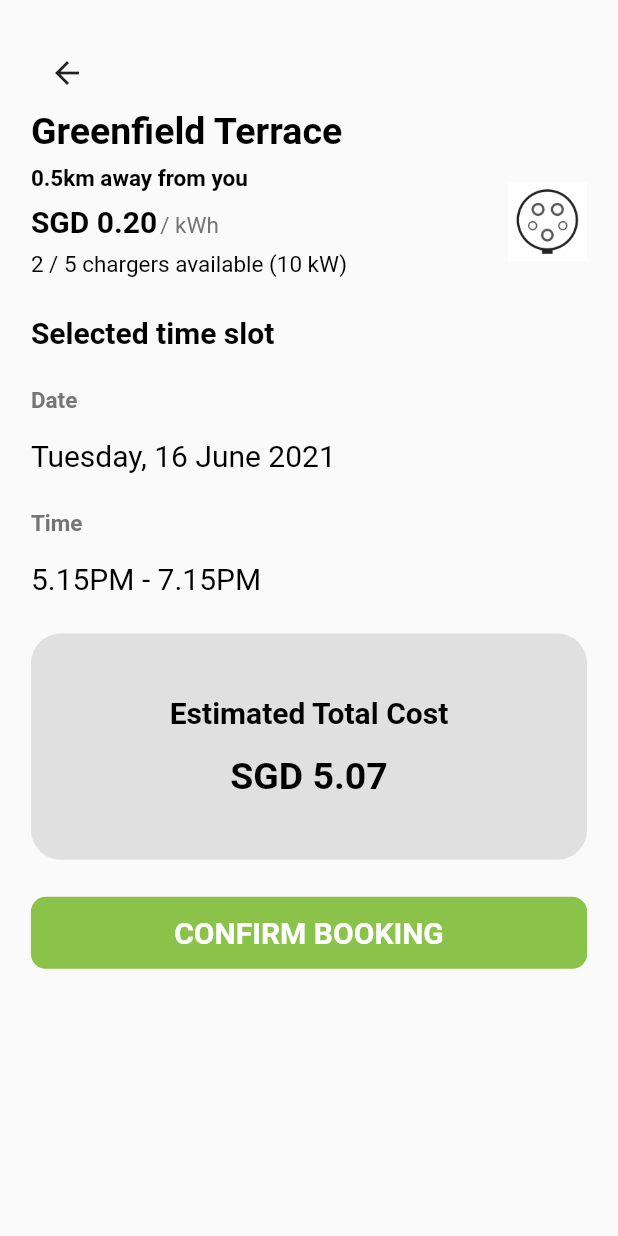
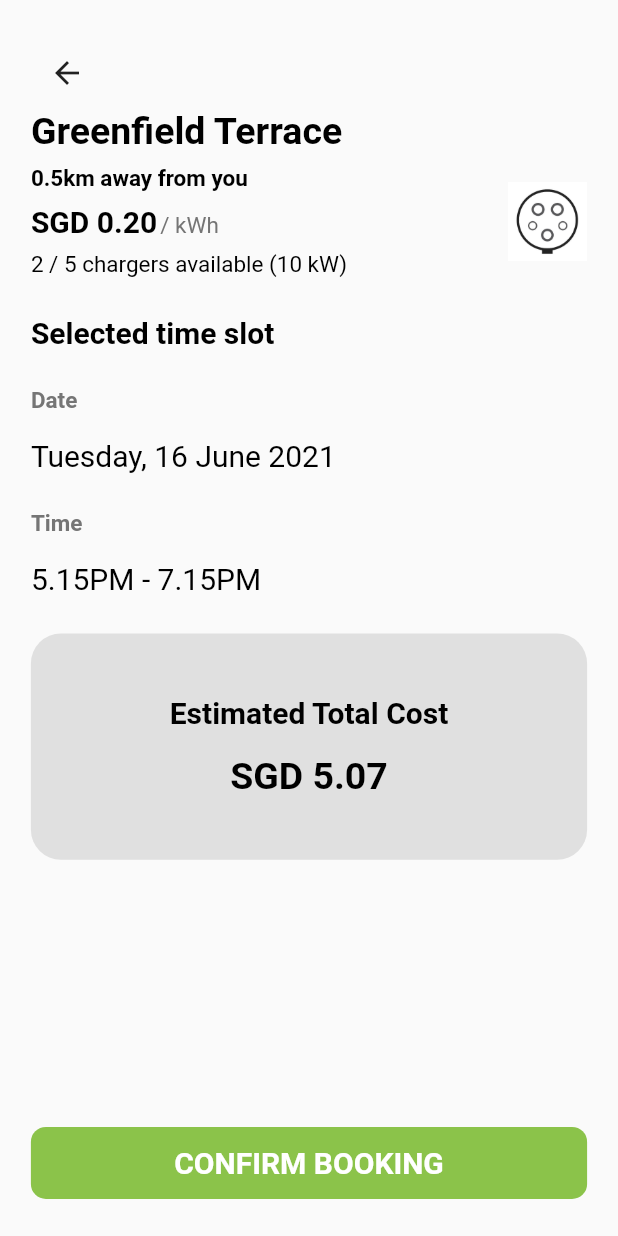
Before and after one commit to xRossKoh/chargEV, a Flutter app: the ConfirmBooking screen opened directly, on a phone screen of 412 x 824 dp. Run offline on Flutter 3.47's test engine with Material 2 defaults, Android fonts, the phone set to English and light mode, and no system bars.

Commit message:
completed routing from charger selection -> booking -> confirm booking

```diff
--- a/lib/components/charger_card.dart
+++ b/lib/components/charger_card.dart
@@ -26,7 +26,9 @@ class _ChargerCardState extends State<ChargerCard> {
       width: size.width,
       padding: EdgeInsets.all(size.width * 0.05),
       child: FlatButton(
-        onPressed: (){},
+        onPressed: (){
+          Navigator.pushNamed(context, '/booking', arguments: widget.charger);
+        },
         child: Row(
           mainAxisAlignment: MainAxisAlignment.start,
           children: [
--- a/lib/screens/confirm_booking.dart
+++ b/lib/screens/confirm_booking.dart
@@ -116,8 +116,11 @@ class _ConfirmBookingState extends State<ConfirmBooking> {
                 ),
               ),
             ),
-            Padding(
-              padding: EdgeInsets.fromLTRB(size.width * 0.05, size.height * 0.03, size.width * 0.05, 0),
+            Expanded(
+              child: Align(
+                alignment: FractionalOffset.bottomCenter,
+                child: Padding(
+                  padding: EdgeInsets.fromLTRB(size.width * 0.05, 0, size.width * 0.05, size.height * 0.03),
                   child: Container(
                     decoration: BoxDecoration(
                       color: Colors.lightGreen,
@@ -130,7 +133,9 @@ class _ConfirmBookingState extends State<ConfirmBooking> {
                     ),
                     width: size.width,
                     child: FlatButton(
-                  onPressed: (){},
+                      onPressed: (){
+                        Navigator.pop(context);
+                      },
                       padding: EdgeInsets.symmetric(horizontal: 0, vertical: size.height * 0.01),
                       child: Text(
                         'CONFIRM BOOKING',
@@ -144,6 +149,8 @@ class _ConfirmBookingState extends State<ConfirmBooking> {
                     ),
                   ),
                 ),
+              ),
+            ),
           ],
         ),
       ),
```
Also changed, not shown: lib/main.dart (+6 -1 lines), lib/screens/booking.dart (+39 -1 lines). Lines whose indentation alone changed are shown as unchanged.
